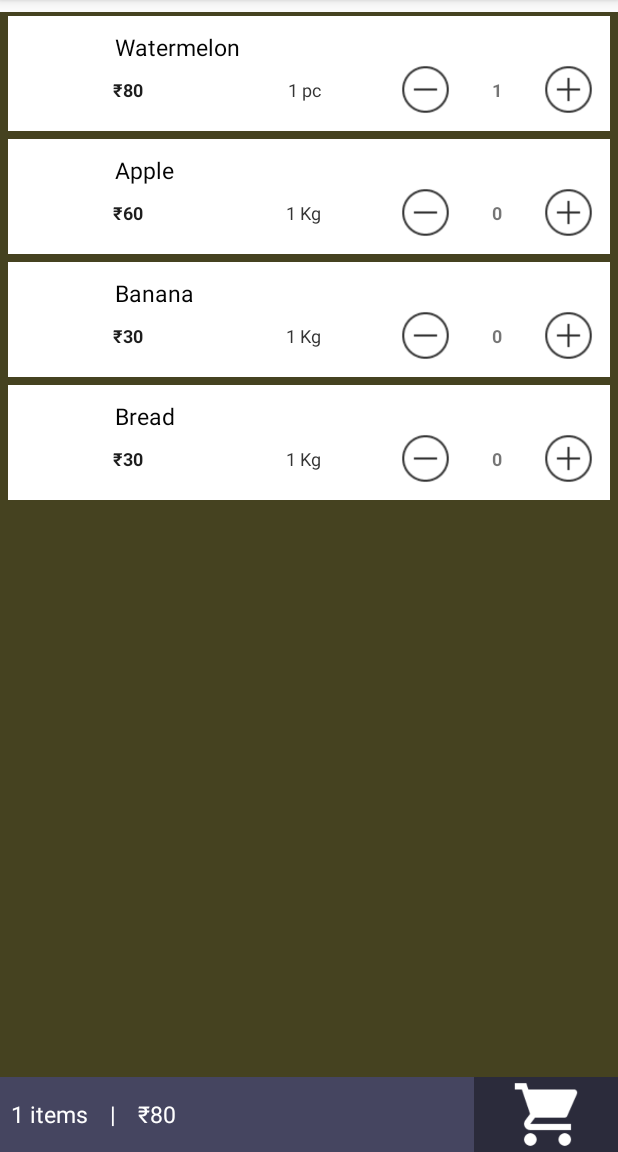
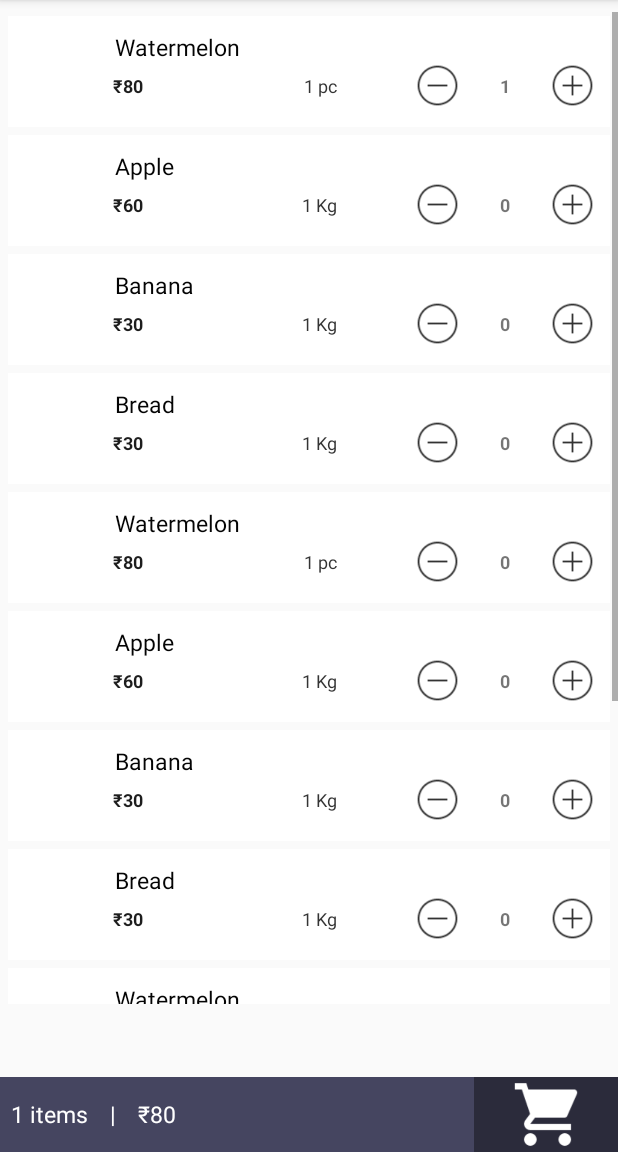
Before and after one commit to mridah/sample-grocery-app, an Android app: the screen it shows after launch (MainActivity), after a tap on an icon or button, on a phone screen of 412 x 824 dp, the part 84-1236 px from its top. Run offline under Robolectric (Android 15) with nearby library versions, the light colour scheme and no system bars; 1 statement that could not run was skipped.

Commit message:
Adjust recycleview height on showing pricebar

```diff
--- a/app/build.gradle
+++ b/app/build.gradle
@@ -17,6 +17,7 @@ android {
             proguardFiles getDefaultProguardFile('proguard-android.txt'), 'proguard-rules.pro'
         }
     }
+    sourceSets { main { res.srcDirs = ['src/main/res', 'src/main/res/anim'] } }
 }
 
 dependencies {
--- a/app/src/main/java/com/mridulahuja/groceryapp/activities/MainActivity.java
+++ b/app/src/main/java/com/mridulahuja/groceryapp/activities/MainActivity.java
@@ -1,12 +1,18 @@
 package com.mridulahuja.groceryapp.activities;
 
+import android.os.Build;
 import android.support.v7.app.AppCompatActivity;
 import android.os.Bundle;
 import android.support.v7.widget.DefaultItemAnimator;
 import android.support.v7.widget.LinearLayoutManager;
 import android.support.v7.widget.RecyclerView;
 import android.support.v7.widget.Toolbar;
+import android.util.DisplayMetrics;
 import android.view.View;
+import android.view.ViewTreeObserver;
+import android.view.animation.Animation;
+import android.view.animation.AnimationUtils;
+import android.widget.FrameLayout;
 import android.widget.LinearLayout;
 import android.widget.RelativeLayout;
 import android.widget.TextView;
@@ -24,9 +30,17 @@ import java.util.List;
 
 public class MainActivity extends AppCompatActivity {
 
+    private RelativeLayout containerRelativeLayout;
+
     private List<Grocery> groceryList = new ArrayList<>();
     private RecyclerView recyclerView;
     private GroceryAdapter mAdapter;
+
+    private DisplayMetrics displayMetrics;
+    private int screenHeight;
+    private int screenWidth;
+
+    private int relativeLayoutContainerHeight = 0;
 
     private RelativeLayout layoutPricebar;
     private TextView lblItemCount;
@@ -40,13 +54,39 @@ public class MainActivity extends AppCompatActivity {
         super.onCreate(savedInstanceState);
         setContentView(R.layout.activity_main);
 
+        displayMetrics = new DisplayMetrics();
+        getWindowManager().getDefaultDisplay().getMetrics(displayMetrics);
+        screenHeight = displayMetrics.heightPixels;
+        screenWidth = displayMetrics.widthPixels;
+
         /*
         * setting handlers
         */
+        containerRelativeLayout = (RelativeLayout) findViewById(R.id.layoutMainContainer);
         recyclerView = (RecyclerView) findViewById(R.id.recycler_view);
         layoutPricebar = (RelativeLayout) findViewById(R.id.layoutPricebar);
         lblItemCount = (TextView) findViewById(R.id.lblItemCount);
         lblTotalPrice = (TextView) findViewById(R.id.lblTotalPrice);
+
+        /*
+        * get container layout dimensions
+        */
+
+        ViewTreeObserver vto = containerRelativeLayout.getViewTreeObserver();
+        vto.addOnGlobalLayoutListener(new ViewTreeObserver.OnGlobalLayoutListener() {
+            @Override
+            public void onGlobalLayout() {
+                if (Build.VERSION.SDK_INT < Build.VERSION_CODES.JELLY_BEAN) {
+                    containerRelativeLayout.getViewTreeObserver().removeGlobalOnLayoutListener(this);
+                } else {
+                    containerRelativeLayout.getViewTreeObserver().removeOnGlobalLayoutListener(this);
+                }
+                //int width  = layout.getMeasuredWidth();
+                relativeLayoutContainerHeight = containerRelativeLayout.getMeasuredHeight();
+
+            }
+        });
+
 
         mAdapter = new GroceryAdapter(groceryList, new GroceryAdapter.GroceryAdapterListener() {
             @Override
@@ -113,6 +153,31 @@ public class MainActivity extends AppCompatActivity {
         groceryList.add(grocery);
 
 
+        grocery = new Grocery("Watermelon", 80f, "1 pc", "https://encrypted-tbn0.gstatic.com/images?q=tbn:ANd9GcQ6N0gBY5jRVaOa7m88OEzt-L8SyfxEFGp6ZuKTZJDwBwOqCXCU");
+        groceryList.add(grocery);
+
+        grocery = new Grocery("Apple", 60f, "1 Kg", "https://encrypted-tbn0.gstatic.com/images?q=tbn:ANd9GcR0hwr8auNvnc7yjv27PIll4300ukdk6lehKNjgt_J3vRhe0RD3");
+        groceryList.add(grocery);
+
+        grocery = new Grocery("Banana", 30f, "1 Kg", "https://encrypted-tbn0.gstatic.com/images?q=tbn:ANd9GcQjo6oNScWxGGHMpMoJvxo1RS7Eu_sXiz3Pgl4ZfBIoTwurMi-h");
+        groceryList.add(grocery);
+
+        grocery = new Grocery("Bread", 30f, "1 Kg", "http://www.freepngimg.com/thumb/bread/13-bread-png-image-thumb.png");
+        groceryList.add(grocery);
+
+        grocery = new Grocery("Watermelon", 80f, "1 pc", "https://encrypted-tbn0.gstatic.com/images?q=tbn:ANd9GcQ6N0gBY5jRVaOa7m88OEzt-L8SyfxEFGp6ZuKTZJDwBwOqCXCU");
+        groceryList.add(grocery);
+
+        grocery = new Grocery("Apple", 60f, "1 Kg", "https://encrypted-tbn0.gstatic.com/images?q=tbn:ANd9GcR0hwr8auNvnc7yjv27PIll4300ukdk6lehKNjgt_J3vRhe0RD3");
+        groceryList.add(grocery);
+
+        grocery = new Grocery("Banana", 30f, "1 Kg", "https://encrypted-tbn0.gstatic.com/images?q=tbn:ANd9GcQjo6oNScWxGGHMpMoJvxo1RS7Eu_sXiz3Pgl4ZfBIoTwurMi-h");
+        groceryList.add(grocery);
+
+        grocery = new Grocery("Bread", 30f, "1 Kg", "http://www.freepngimg.com/thumb/bread/13-bread-png-image-thumb.png");
+        groceryList.add(grocery);
+
+
 
         mAdapter.notifyDataSetChanged();
     }
@@ -125,9 +190,20 @@ public class MainActivity extends AppCompatActivity {
             lblItemCount.setText(quantity);
             lblTotalPrice.setText(price);
             layoutPricebar.setVisibility(View.VISIBLE);
+
+            /*Animation animSFB = AnimationUtils.loadAnimation(MainActivity.this, R.anim.slide_in_from_bottom);
+            layoutPricebar.startAnimation(animSFB);*/
+
+            RelativeLayout.LayoutParams params = (RelativeLayout.LayoutParams) recyclerView.getLayoutParams();
+            params.height = relativeLayoutContainerHeight - 160;
+            recyclerView.setLayoutParams(params);
         }
         else {
             layoutPricebar.setVisibility(View.GONE);
+
+            RelativeLayout.LayoutParams params = (RelativeLayout.LayoutParams) recyclerView.getLayoutParams();
+            params.height = RelativeLayout.LayoutParams.MATCH_PARENT;
+            recyclerView.setLayoutParams(params);
         }
     }
 }
--- /dev/null
+++ b/app/src/main/res/anim/slide_in_from_bottom.xml
@@ -0,0 +1,7 @@
+<?xml version="1.0" encoding="utf-8"?>
+<translate
+    xmlns:android="http://schemas.android.com/apk/res/android"
+    android:duration="700"
+    android:fromYDelta="180%"
+    android:toYDelta="0%">
+</translate>
--- a/app/src/main/res/layout/activity_main.xml
+++ b/app/src/main/res/layout/activity_main.xml
@@ -1,5 +1,6 @@
 <?xml version="1.0" encoding="utf-8"?>
 <RelativeLayout xmlns:android="http://schemas.android.com/apk/res/android"
+    android:id="@+id/layoutMainContainer"
     xmlns:app="http://schemas.android.com/apk/res-auto"
     xmlns:tools="http://schemas.android.com/tools"
     android:layout_width="match_parent"
@@ -15,7 +16,7 @@
         android:layout_marginTop="8dp"
         app:layout_constraintLeft_toLeftOf="parent"
         app:layout_constraintRight_toRightOf="parent"
-        android:background="#454220" />
+        android:background="@null" />
 
     <RelativeLayout
         android:id="@+id/layoutPricebar"
--- a/app/src/main/res/layout/grocery_list_item.xml
+++ b/app/src/main/res/layout/grocery_list_item.xml
@@ -80,8 +80,8 @@
 
             <ImageView
                 android:id="@+id/btnMinus"
-                android:layout_width="35dp"
-                android:layout_height="35dp"
+                android:layout_width="30dp"
+                android:layout_height="30dp"
                 android:alpha="0.8"
                 android:src="@drawable/minus_icon" />
 
@@ -99,8 +99,8 @@
 
             <ImageView
                 android:id="@+id/btnPlus"
-                android:layout_width="35dp"
-                android:layout_height="35dp"
+                android:layout_width="30dp"
+                android:layout_height="30dp"
                 android:alpha="0.8"
                 android:src="@drawable/plus_icon" />
         </LinearLayout>
```
